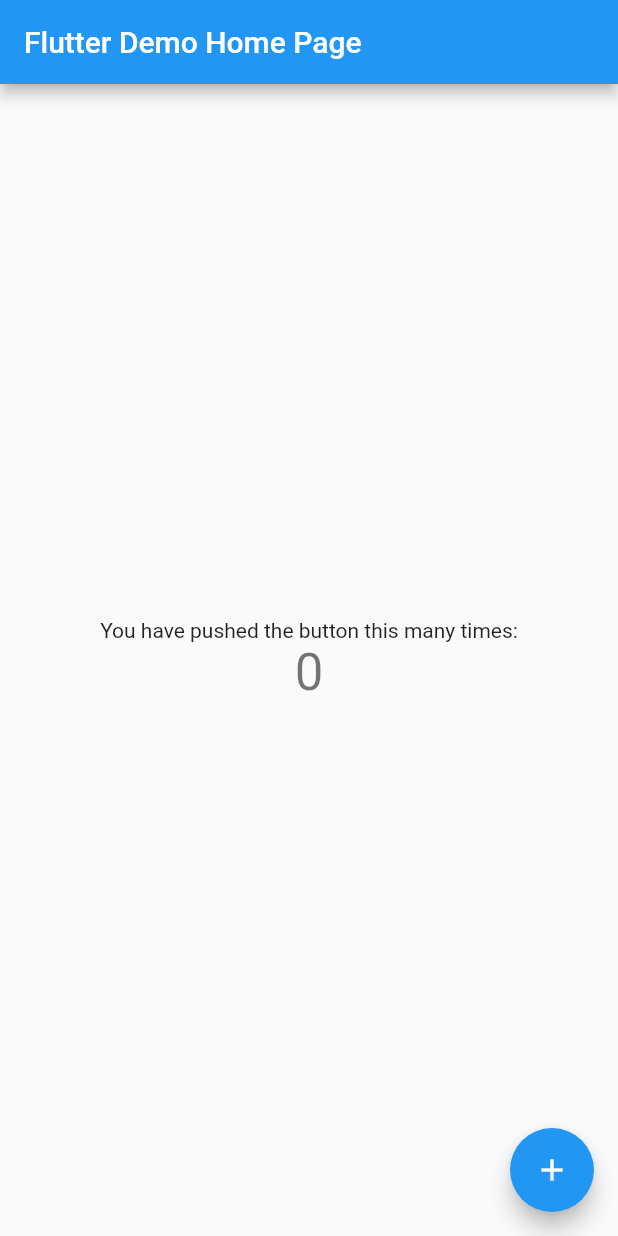
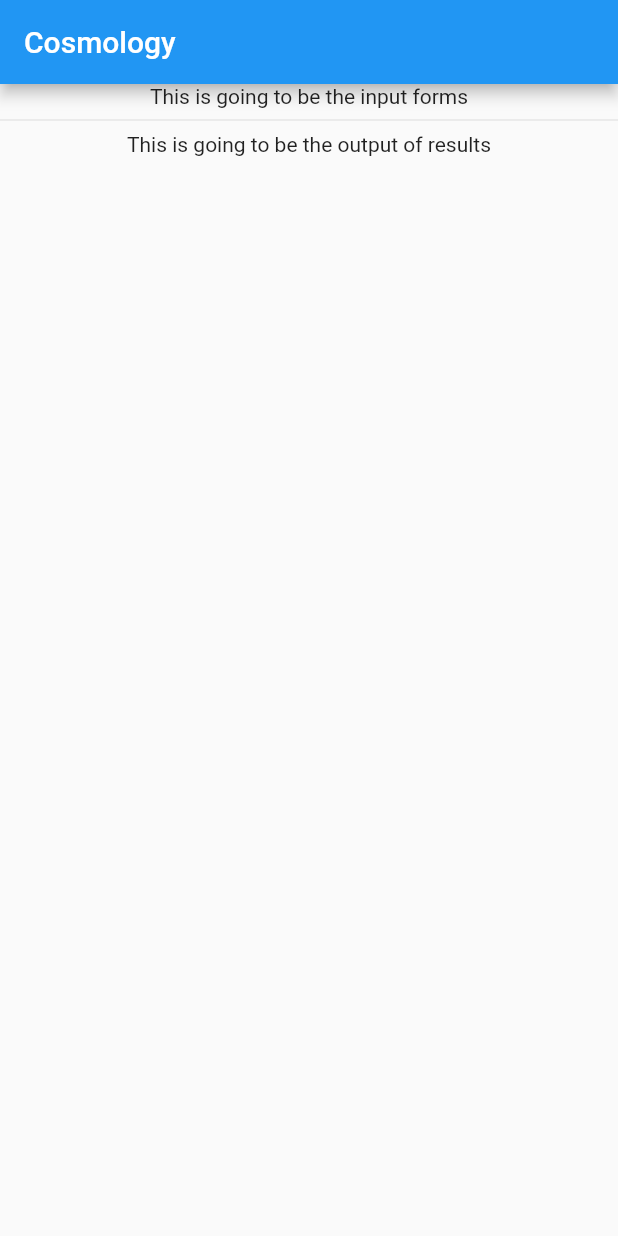
Before and after one commit to boshishuoshuo/cosmology_calculator, a Flutter app: the screen it shows after launch, on a phone screen of 412 x 824 dp. Run offline on Flutter 3.47's test engine with Material 2 defaults, Android fonts, the light colour scheme and no system bars.

Commit message:
Add layout design

```diff
--- a/lib/main.dart
+++ b/lib/main.dart
@@ -1,4 +1,6 @@
 import 'package:flutter/material.dart';
+
+import './screens/cosmology_calculator_screen.dart';
 
 void main() {
   runApp(const MyApp());
@@ -15,71 +17,7 @@
       theme: ThemeData(
         primarySwatch: Colors.blue,
       ),
-      home: const MyHomePage(title: 'Flutter Demo Home Page'),
+      home: const CosmologyCalculatorScreen(),
     );
   }
 }
-
-class MyHomePage extends StatefulWidget {
-  const MyHomePage({Key? key, required this.title}) : super(key: key);
-
-  final String title;
-
-  @override
-  State<MyHomePage> createState() => _MyHomePageState();
-}
-
-class _MyHomePageState extends State<MyHomePage> {
-  int _counter = 0;
-
-  void _incrementCounter() {
-    setState(() {
-      _counter++;
-    });
-  }
-
-  @override
-  Widget build(BuildContext context) {
-    return Scaffold(
-      appBar: AppBar(
-        // the App.build method, and use it to set our appbar title.
-        title: Text(widget.title),
-      ),
-      body: Center(
-        // Center is a layout widget. It takes a single child and positions it
-        // in the middle of the parent.
-        child: Column(
-          // Column is also a layout widget. It takes a list of children and
-          // arranges them vertically. By default, it sizes itself to fit its
-          // children horizontally, and tries to be as tall as its parent.
-          //
-          // Invoke "debug painting" (press "p" in the console, choose the
-          // "Toggle Debug Paint" action from the Flutter Inspector in Android
-          // Studio, or the "Toggle Debug Paint" command in Visual Studio Code)
-          // to see the wireframe for each widget.
-          //
-          // Column has various properties to control how it sizes itself and
-          // how it positions its children. Here we use mainAxisAlignment to
-          // center the children vertically; the main axis here is the vertical
-          // axis because Columns are vertical (the cross axis would be
-          // horizontal).
-          mainAxisAlignment: MainAxisAlignment.center,
-          children: <Widget>[
-            const Text(
-              'You have pushed the button this many times:',
-            ),
-            Text(
-              '$_counter',
-              style: Theme.of(context).textTheme.headline4,
-            ),
-          ],
-        ),
-      ),
-      floatingActionButton: FloatingActionButton(
-        onPressed: _incrementCounter,
-        tooltip: 'Increment',
-        child: const Icon(Icons.add),
-      ), // This trailing comma makes auto-formatting nicer for build methods.
-    );
-  }
-}
--- /dev/null
+++ b/lib/providers/calculator.dart
@@ -0,0 +1,5 @@
+import 'package:flutter/material.dart';
+
+class Calculator with ChangeNotifier {
+  Map<String, double> _results = {};
+}
--- a/lib/screens/cosmology_calculator_screen.dart
+++ b/lib/screens/cosmology_calculator_screen.dart
@@ -0,0 +1,24 @@
+import 'package:flutter/material.dart';
+
+import '../widgets/input_forms.dart';
+import '../widgets/output_results.dart';
+
+class CosmologyCalculatorScreen extends StatelessWidget {
+  const CosmologyCalculatorScreen({Key? key}) : super(key: key);
+
+  @override
+  Widget build(BuildContext context) {
+    return Scaffold(
+      appBar: AppBar(
+        title: const Text('Cosmology'),
+      ),
+      body: Column(
+        children: const [
+          InputForms(),
+          Divider(),
+          OutputResults(),
+        ],
+      ),
+    );
+  }
+}
--- /dev/null
+++ b/lib/widgets/input_forms.dart
@@ -0,0 +1,15 @@
+import 'package:flutter/material.dart';
+
+class InputForms extends StatefulWidget {
+  const InputForms({Key? key}) : super(key: key);
+
+  @override
+  _InputFormsState createState() => _InputFormsState();
+}
+
+class _InputFormsState extends State<InputForms> {
+  @override
+  Widget build(BuildContext context) {
+    return Text('This is going to be the input forms');
+  }
+}
--- /dev/null
+++ b/lib/widgets/output_results.dart
@@ -0,0 +1,10 @@
+import 'package:flutter/material.dart';
+
+class OutputResults extends StatelessWidget {
+  const OutputResults({Key? key}) : super(key: key);
+
+  @override
+  Widget build(BuildContext context) {
+    return Text('This is going to be the output of results');
+  }
+}
```
